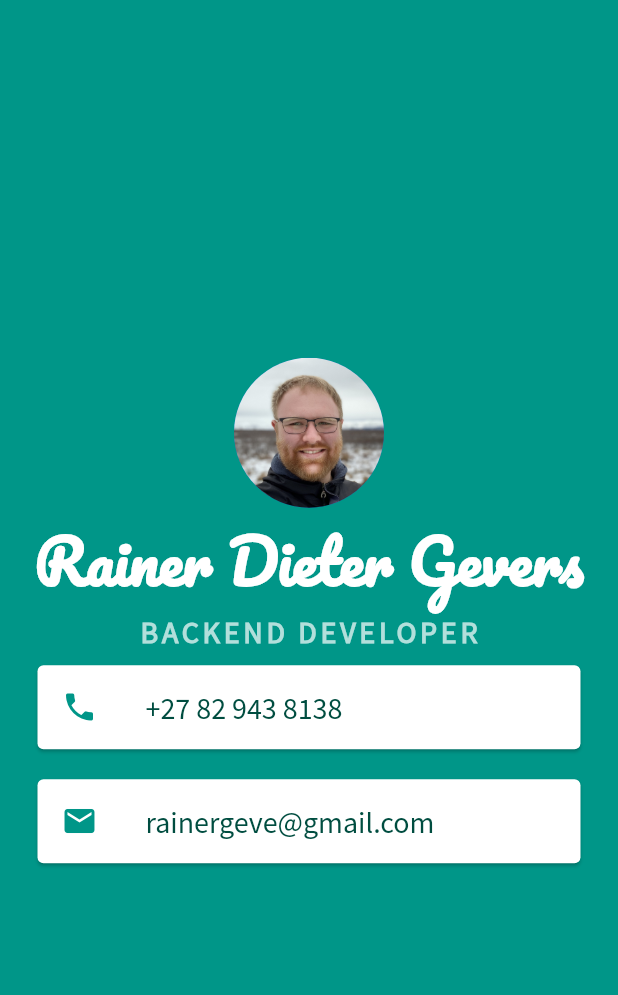
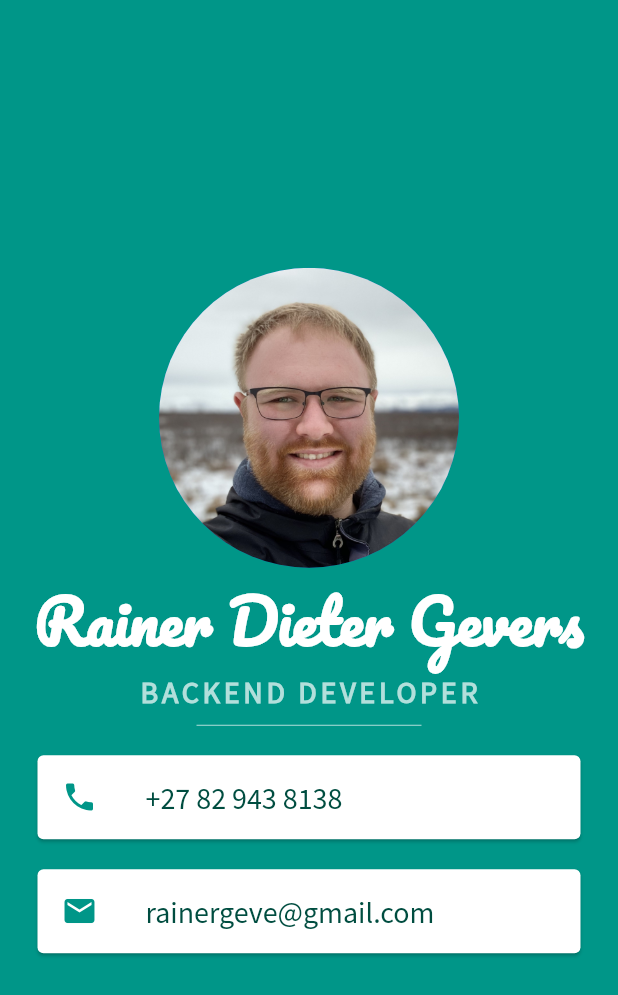
Before and after one commit to RainerGevers/flutter-training, a Flutter app: the screen it shows after launch, on a phone screen of 412 x 824 dp. Shown: the top 995 px of the screen. Run offline on Flutter 3.47's test engine with Material 2 defaults, Android fonts, the phone set to English and light mode, and no system bars.

Commit message:
Final updates for mi card

```diff
--- a/002_mi_card_flutter/lib/main.dart
+++ b/002_mi_card_flutter/lib/main.dart
@@ -17,7 +17,7 @@ class MyApp extends StatelessWidget {
             mainAxisAlignment: MainAxisAlignment.center,
             children: [
               CircleAvatar(
-                radius: 50,
+                radius: 100,
                 backgroundImage: AssetImage('images/rainer.jpeg'),
               ),
               Text(
@@ -38,8 +38,14 @@ class MyApp extends StatelessWidget {
                   fontFamily: 'Source Sans Pro',
                 ),
               ),
+              SizedBox(
+                height: 20,
+                width: 150,
+                child: Divider(
+                  color: Colors.teal.shade100,
+                ),
+              ),
               Card(
-                color: Colors.white,
                 margin: EdgeInsets.symmetric(vertical: 10, horizontal: 25),
                 child: ListTile(
                   leading: Icon(
@@ -56,7 +62,6 @@ class MyApp extends StatelessWidget {
                 ),
               ),
               Card(
-                color: Colors.white,
                 margin: EdgeInsets.symmetric(vertical: 10, horizontal: 25),
                 child: ListTile(
                   leading: Icon(
```
